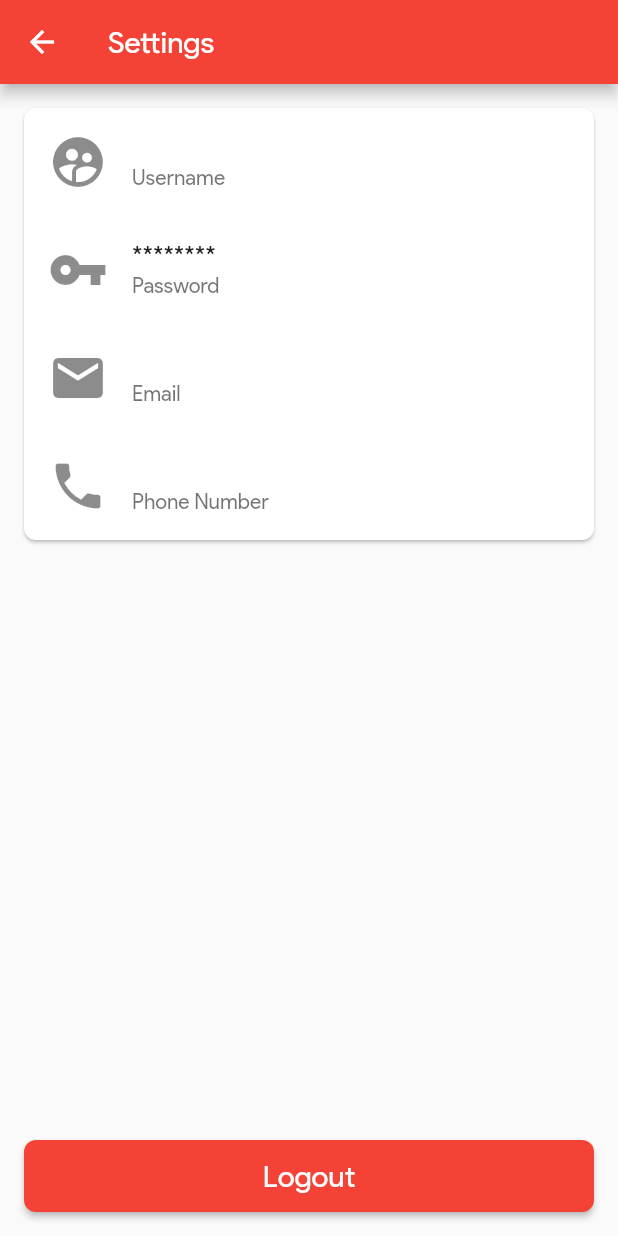
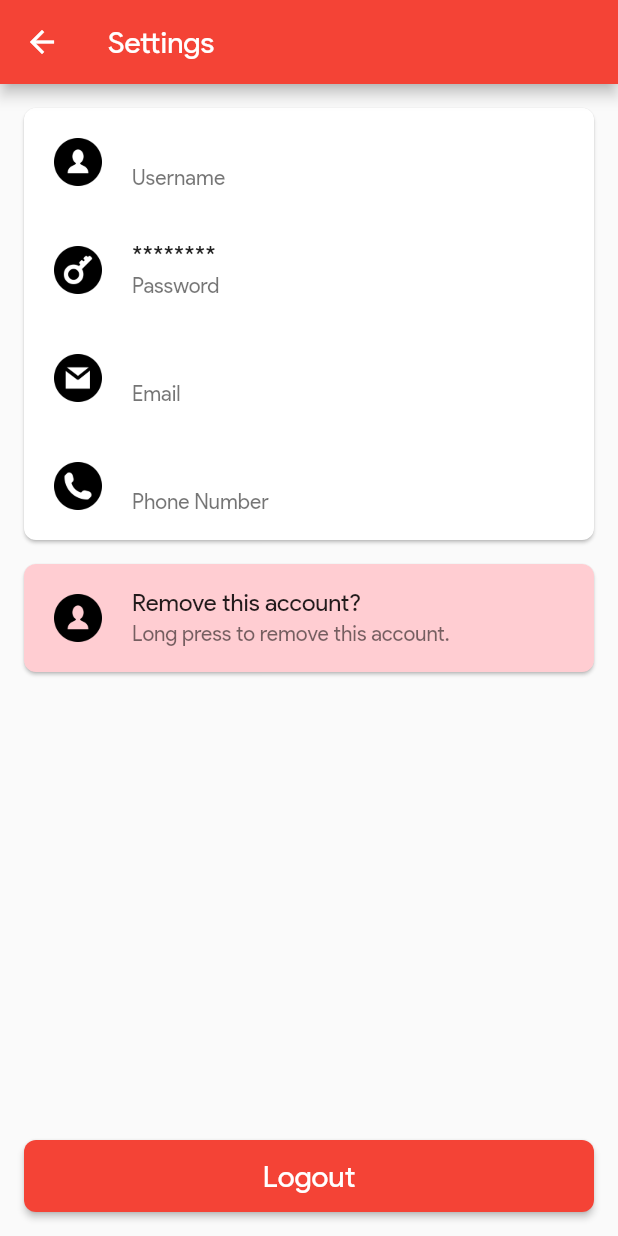
Before and after one commit to channdara/flutter_local_database, a Flutter app: the HomeScreen screen opened directly with empty values, after a tap on the "settings" icon, on a phone screen of 412 x 824 dp. Run offline on Flutter 3.47's test engine with Material 2 defaults, Android fonts, the light colour scheme and no system bars; our stand-ins replace shared_preferences, sqflite; accounts and stored records are empty.

Commit message:
add remove user feature

```diff
--- a/lib/constant/Strings.dart
+++ b/lib/constant/Strings.dart
@@ -39,4 +39,8 @@ class Strings {
   static const usernameNotFound = 'Username not found.';
   static const yourPasswordHasBeenReset = 'Your password has been reset';
   static const areYouSureYouWantToLogout = 'Are you sure you want to logout?';
+  static const removeThisAccount = 'Remove this account?';
+  static const longPressToRemove = 'Long press to remove this account.';
+  static const areYouSureYouWantToRemoveThisAccount =
+      'Are you sure you want to remove this account?\nThis will erase all the data of your account.';
 }
--- /dev/null
+++ b/lib/repository/RemoveUserRepository.dart
@@ -0,0 +1,21 @@
+import 'package:learning_local_database/constant/Strings.dart';
+import 'package:learning_local_database/controller/UserController.dart';
+
+abstract class RemoveUserRepository {
+  void onRemoveSuccess();
+
+  void onRemoveError(String error);
+}
+
+class RemoveUserRepositoryImp {
+  RemoveUserRepository _removeUserRepo;
+  UserController _userController = UserController();
+
+  RemoveUserRepositoryImp(this._removeUserRepo);
+
+  void removeUser(int id) {
+    _userController.deleteUser(id).then((isSuccess) {
+      isSuccess ? _removeUserRepo.onRemoveSuccess() : _removeUserRepo.onRemoveError(Strings.sorrySomethingWentWrong);
+    });
+  }
+}
--- a/lib/screen/SettingsScreen.dart
+++ b/lib/screen/SettingsScreen.dart
@@ -3,6 +3,7 @@ import 'package:learning_local_database/constant/Strings.dart';
 import 'package:learning_local_database/controller/UserController.dart';
 import 'package:learning_local_database/helper/SharedPreferencesHelper.dart';
 import 'package:learning_local_database/model/User.dart';
+import 'package:learning_local_database/repository/RemoveUserRepository.dart';
 import 'package:learning_local_database/screen/LoginScreen.dart';
 import 'package:learning_local_database/util/AlertDialogUtil.dart';
 import 'package:learning_local_database/widget/BaseCard.dart';
@@ -21,13 +22,26 @@ class SettingsScreen extends StatefulWidget {
   State createState() => _SettingsScreenState();
 }
 
-class _SettingsScreenState extends State<SettingsScreen> {
+class _SettingsScreenState extends State<SettingsScreen> implements RemoveUserRepository {
+  final _sizedBox16 = SizedBox(height: 16.0);
   User _user = User.defaultConstructor();
+  RemoveUserRepositoryImp _removeUserRepositoryImp;
 
   @override
   void initState() {
+    _removeUserRepositoryImp = RemoveUserRepositoryImp(this);
     _getUserFromDatabase();
     super.initState();
+  }
+
+  @override
+  void onRemoveSuccess() {
+    _logout();
+  }
+
+  @override
+  void onRemoveError(String error) {
+    AlertDialogUtil.showAlertDialog(context, Strings.error, error, () => Navigator.pop(context));
   }
 
   @override
@@ -49,33 +63,59 @@ class _SettingsScreenState extends State<SettingsScreen> {
   Widget _buildUserInformation() {
     return Expanded(
       child: SingleChildScrollView(
-        child: BaseCard(
+        child: Column(
+          children: <Widget>[
+            BaseCard(
               margin: EdgeInsets.all(0.0),
               padding: EdgeInsets.all(0.0),
               child: Column(
                 children: <Widget>[
                   ListTile(
-                leading: Icon(Icons.supervised_user_circle, size: 40.0),
+                    leading: _buildListTileIcon('ic_user'),
                     title: Text(_user.username),
                     subtitle: Text(Strings.username),
                   ),
                   ListTile(
-                leading: Icon(Icons.vpn_key, size: 40.0),
+                    leading: _buildListTileIcon('ic_password'),
                     title: Text('********'),
                     subtitle: Text(Strings.password),
                   ),
                   ListTile(
-                leading: Icon(Icons.email, size: 40.0),
+                    leading: _buildListTileIcon('ic_email'),
                     title: Text(_user.email),
                     subtitle: Text(Strings.email),
                   ),
                   ListTile(
-                leading: Icon(Icons.phone, size: 40.0),
+                    leading: _buildListTileIcon('ic_phone'),
                     title: Text(_user.phoneNumber),
                     subtitle: Text(Strings.phoneNumber),
                   ),
                 ],
               ),
+            ),
+            _sizedBox16,
+            BaseCard(
+              margin: EdgeInsets.all(0.0),
+              padding: EdgeInsets.all(0.0),
+              color: Colors.red[100],
+              child: ListTile(
+                leading: _buildListTileIcon('ic_user'),
+                title: Text(Strings.removeThisAccount),
+                subtitle: Text(Strings.longPressToRemove),
+                onLongPress: () => AlertDialogUtil.showConfirmDialog(
+                  context,
+                  Strings.thinking,
+                  Strings.areYouSureYouWantToRemoveThisAccount,
+                  () {
+                    Navigator.pop(context);
+                    Future.delayed(Duration(milliseconds: 500), () {
+                      _removeUserRepositoryImp.removeUser(widget.id);
+                    });
+                  },
+                ),
+              ),
+            ),
+          ],
         ),
       ),
     );
@@ -91,9 +131,18 @@ class _SettingsScreenState extends State<SettingsScreen> {
           context,
           Strings.thinking,
           Strings.areYouSureYouWantToLogout,
-          () => SharedPreferencesHelper.removeTokenAndUser().then((_) => LoginScreen.pushAndRemoveUntil(context)),
+          () => _logout(),
         ),
       ),
+    );
+  }
+
+  Widget _buildListTileIcon(String asset) {
+    return Container(
+      height: 40,
+      width: 40,
+      padding: EdgeInsets.all(4.0),
+      child: Image.asset('assets/image/$asset.png'),
     );
   }
 
@@ -104,4 +153,8 @@ class _SettingsScreenState extends State<SettingsScreen> {
       setState(() {});
     });
   }
+
+  void _logout() {
+    SharedPreferencesHelper.removeTokenAndUser().then((_) => LoginScreen.pushAndRemoveUntil(context));
   }
+}
--- a/lib/widget/BaseCard.dart
+++ b/lib/widget/BaseCard.dart
@@ -4,17 +4,20 @@ class BaseCard extends StatelessWidget {
   final EdgeInsets margin;
   final EdgeInsets padding;
   final Widget child;
+  final Color color;
 
   BaseCard({
     this.margin = const EdgeInsets.all(16.0),
     this.padding = const EdgeInsets.all(16.0),
     @required this.child,
+    this.color,
   });
 
   @override
   Widget build(BuildContext context) {
     return Card(
       margin: this.margin,
+      color: color,
       shape: RoundedRectangleBorder(borderRadius: BorderRadius.circular(8.0)),
       child: Padding(padding: this.padding, child: this.child),
     );
```
Also changed, not shown: lib/controller/UserController.dart (+6 -11 lines), assets/image/ic_email.png (added), assets/image/ic_password.png (added), assets/image/ic_phone.png (added), assets/image/ic_user.png (added). Lines whose indentation alone changed are shown as unchanged.
